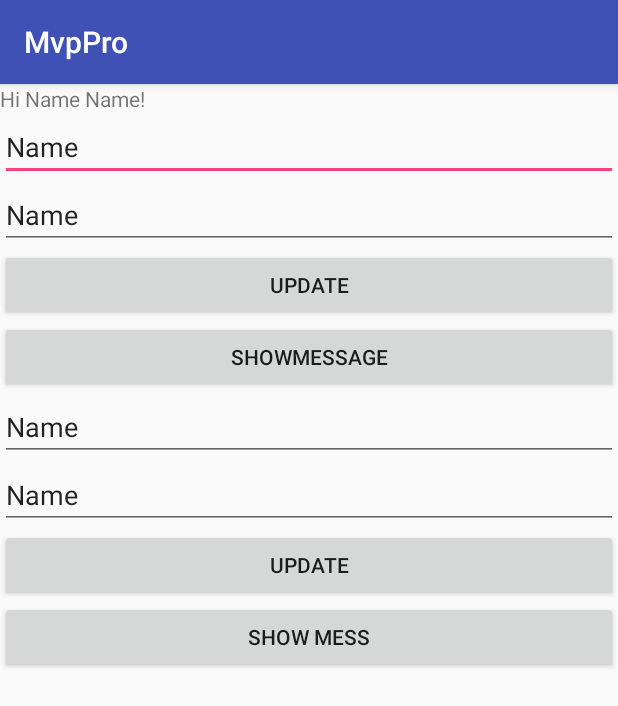
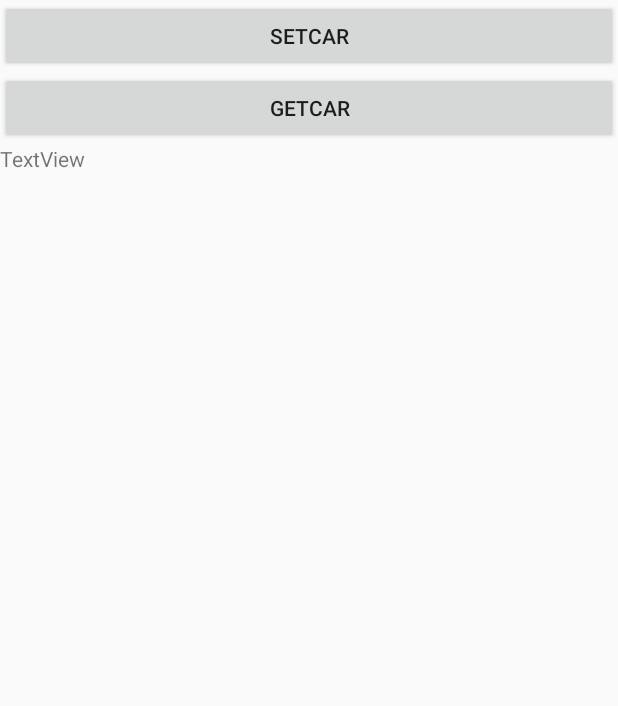
Before and after one commit to sanketingithub/mvpPro, an Android app: the screen it shows after launch (MainActivity before the commit, AddyActivity after it), after a tap on "SHOW MESS", on a phone screen of 412 x 824 dp. Shown: the top 706 px of the screen. Run offline under Robolectric (Android 15) with nearby library versions, the phone set to English and light mode, and no system bars; 2 other taps on this screen came first.

Commit message:
set get mvp

```diff
--- a/app/src/main/AndroidManifest.xml
+++ b/app/src/main/AndroidManifest.xml
@@ -9,13 +9,14 @@
         android:roundIcon="@mipmap/ic_launcher_round"
         android:supportsRtl="true"
         android:theme="@style/AppTheme">
-        <activity android:name=".MainActivity">
+        <activity android:name=".sayHello.SayHelloActivity">
             <intent-filter>
                 <action android:name="android.intent.action.MAIN" />
 
                 <category android:name="android.intent.category.LAUNCHER" />
             </intent-filter>
         </activity>
+        <activity android:name=".addy.AddyActivity"></activity>
     </application>
 
 </manifest>
--- /dev/null
+++ b/app/src/main/java/testapp/testing/com/mvppro/addy/AddyActivity.java
@@ -0,0 +1,51 @@
+package testapp.testing.com.mvppro.addy;
+
+import android.app.Activity;
+import android.os.Bundle;
+import android.util.Log;
+import android.view.View;
+import android.widget.TextView;
+
+import java.util.List;
+
+import testapp.testing.com.mvppro.R;
+
+public class AddyActivity extends Activity implements AddyContract.View {
+
+    AddyContract.Presenter presenter;
+  TextView textViewRes;
+
+  @Override
+    protected void onCreate(Bundle savedInstanceState) {
+        super.onCreate(savedInstanceState);
+        setContentView(R.layout.activity_addy);
+
+        presenter = new AddyPresenter(this);
+
+      textViewRes = findViewById(R.id.textViewRes);
+    }
+
+
+    @Override
+    public void showCarDetails(String name, String color) {
+
+        textViewRes.setText("My Car is " + name + "  " + color);
+    }
+
+    @Override
+    public void showError(String error) {
+
+    }
+
+
+    public void setCar(View view) {
+
+      presenter.setCar();
+
+  }
+
+    public void getCar(View view) {
+
+      presenter.getCar();
+  }
+}
--- /dev/null
+++ b/app/src/main/java/testapp/testing/com/mvppro/addy/AddyContract.java
@@ -0,0 +1,20 @@
+package testapp.testing.com.mvppro.addy;
+
+import java.util.List;
+
+public interface AddyContract {
+
+    interface View {
+        void showCarDetails(String name,String color);
+
+        void showError(String error);
+    }
+
+    /** Represents the Presenter in MVP. */
+    interface Presenter {
+       void getCar();
+
+        void setCar();
+    }
+
+}
--- /dev/null
+++ b/app/src/main/java/testapp/testing/com/mvppro/addy/AddyPresenter.java
@@ -0,0 +1,36 @@
+package testapp.testing.com.mvppro.addy;
+
+import java.util.ArrayList;
+import java.util.List;
+
+public class AddyPresenter implements AddyContract.Presenter
+{
+
+    Car car;
+    AddyContract.View view;
+
+    public AddyPresenter(AddyContract.View view) {
+        this.car = new Car();
+        this.view = view;
+    }
+
+    @Override
+    public void getCar() {
+
+        if (car!=null)
+        {
+            String color =    car.getColorOfCar();
+        String name =    car.getNameOfCar();
+
+        view.showCarDetails(color,name);
+        }
+
+    }
+
+    @Override
+    public void setCar() {
+
+        car.setColorOfCar("red");
+        car.setNameOfCar("Ferrari");
+    }
+}
--- /dev/null
+++ b/app/src/main/java/testapp/testing/com/mvppro/addy/Car.java
@@ -0,0 +1,32 @@
+package testapp.testing.com.mvppro.addy;
+
+public class Car
+{
+    String nameOfCar;
+    String colorOfCar;
+
+    public Car() {
+    }
+
+    public Car(String nameOfCar, String colorOfCar) {
+        this.nameOfCar = nameOfCar;
+        this.colorOfCar = colorOfCar;
+    }
+
+
+    public String getNameOfCar() {
+        return nameOfCar;
+    }
+
+    public void setNameOfCar(String nameOfCar) {
+        this.nameOfCar = nameOfCar;
+    }
+
+    public String getColorOfCar() {
+        return colorOfCar;
+    }
+
+    public void setColorOfCar(String colorOfCar) {
+        this.colorOfCar = colorOfCar;
+    }
+}
--- a/app/src/main/java/testapp/testing/com/mvppro/Person.java
+++ b/app/src/main/java/testapp/testing/com/mvppro/sayHello/Person.java
@@ -1,4 +1,4 @@
-package testapp.testing.com.mvppro;
+package testapp.testing.com.mvppro.sayHello;
 
 public class Person {
     private String mFirstName;
--- a/app/src/main/java/testapp/testing/com/mvppro/MainActivity.java
+++ b/app/src/main/java/testapp/testing/com/mvppro/sayHello/SayHelloActivity.java
@@ -1,5 +1,6 @@
-package testapp.testing.com.mvppro;
+package testapp.testing.com.mvppro.sayHello;
 
+import android.content.Intent;
 import android.support.v7.app.AppCompatActivity;
 import android.os.Bundle;
 import android.view.View;
@@ -7,7 +8,10 @@ import android.widget.EditText;
 import android.widget.TextView;
 import android.widget.Toast;
 
-public class MainActivity extends AppCompatActivity implements SayHelloContract.View, View.OnClickListener {
+import testapp.testing.com.mvppro.R;
+import testapp.testing.com.mvppro.addy.AddyActivity;
+
+public class SayHelloActivity extends AppCompatActivity implements SayHelloContract.View, View.OnClickListener {
 
     private SayHelloContract.Presenter mPresenter;
 
@@ -85,6 +89,8 @@ public class MainActivity extends AppCompatActivity implements SayHelloContract.
         if (val != null) {
             textView.setText(val);
         }
+
+    startActivity(new Intent(this, AddyActivity.class));
     }
 
 
--- a/app/src/main/java/testapp/testing/com/mvppro/SayHelloContract.java
+++ b/app/src/main/java/testapp/testing/com/mvppro/sayHello/SayHelloContract.java
@@ -1,4 +1,4 @@
-package testapp.testing.com.mvppro;
+package testapp.testing.com.mvppro.sayHello;
 
 public interface SayHelloContract {
     /** Represents the View in MVP. */
--- a/app/src/main/java/testapp/testing/com/mvppro/SayHelloPresenter.java
+++ b/app/src/main/java/testapp/testing/com/mvppro/sayHello/SayHelloPresenter.java
@@ -1,4 +1,7 @@
-package testapp.testing.com.mvppro;
+package testapp.testing.com.mvppro.sayHello;
+
+import testapp.testing.com.mvppro.sayHello.Person;
+import testapp.testing.com.mvppro.sayHello.SayHelloContract;
 
 public class SayHelloPresenter implements SayHelloContract.Presenter{
 
--- /dev/null
+++ b/app/src/main/res/layout/activity_addy.xml
@@ -0,0 +1,30 @@
+<?xml version="1.0" encoding="utf-8"?>
+<LinearLayout xmlns:android="http://schemas.android.com/apk/res/android"
+    xmlns:app="http://schemas.android.com/apk/res-auto"
+    xmlns:tools="http://schemas.android.com/tools"
+    android:layout_width="match_parent"
+    android:layout_height="match_parent"
+    android:orientation="vertical"
+    tools:context=".addy.AddyActivity">
+
+
+    <Button
+        android:id="@+id/button"
+        android:onClick="setCar"
+        android:layout_width="match_parent"
+        android:layout_height="wrap_content"
+        android:text="setCar" />
+
+    <Button
+        android:id="@+id/button2"
+        android:onClick="getCar"
+        android:layout_width="match_parent"
+        android:layout_height="wrap_content"
+        android:text="getCar" />
+
+    <TextView
+        android:id="@+id/textViewRes"
+        android:layout_width="match_parent"
+        android:layout_height="wrap_content"
+        android:text="TextView" />
+</LinearLayout>
--- a/app/src/main/res/layout/activity_main.xml
+++ b/app/src/main/res/layout/activity_main.xml
@@ -5,7 +5,7 @@
     android:layout_width="match_parent"
     android:layout_height="match_parent"
     android:orientation="vertical"
-    tools:context=".MainActivity">
+    tools:context=".sayHello.SayHelloActivity">
 
 
 
```
